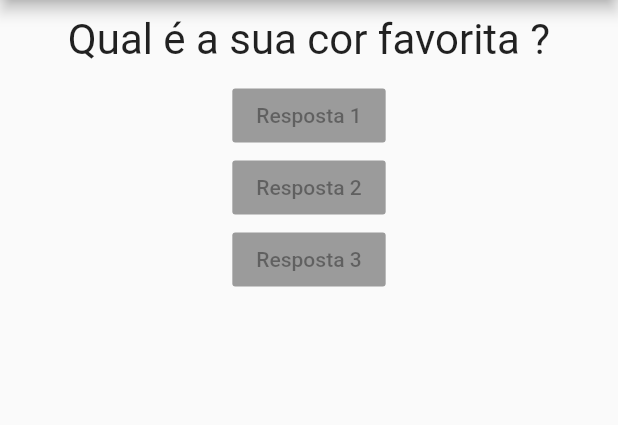
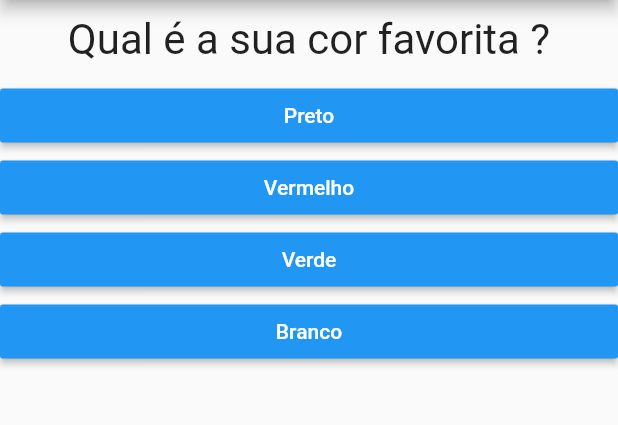
Before and after one commit to angeloconfer/coder_flutter, a Flutter app: the screen it shows after launch, on a phone screen of 412 x 824 dp, the part 84-509 px from its top. Run offline on Flutter 3.47's test engine with Material 2 defaults, Android fonts, the phone set to English and light mode, and no system bars.

Commit message:
projeto_perguntas

```diff
--- a/projeto_perguntas/lib/main.dart
+++ b/projeto_perguntas/lib/main.dart
@@ -1,6 +1,5 @@
 import 'package:flutter/material.dart';
 import 'package:projeto_perguntas/resposta.dart';
-
 import 'questao.dart';
 
 void main() => runApp(PerguntaApp());
@@ -22,10 +21,30 @@ class _PerguntaAppState extends State<PerguntaApp> {
 
   @override
   Widget build(BuildContext context) {
-    final perguntas = [
-      'Qual é a sua cor favorita ?',
-      'Qual é o seu animal favorito ?',
+    final List<Map<String, Object>> perguntas = [
+      {
+        'texto' : 'Qual é a sua cor favorita ?',
+        'respostas' : ['Preto', 'Vermelho', 'Verde', 'Branco'],
+      },
+      {
+        'texto' : 'Qual é a sua animal favorita ?',
+        'respostas' : ['Coelho', 'Cobra', 'Verde', 'Branco'],
+      },
+      {
+        'texto' : 'Qual é a sua instrutor favorito ?',
+        'respostas' : ['Maria', 'Angelo', 'Carol', 'Betina'],
+      },
+
     ];
+
+    // ABORDAGEM DECLARATIVA
+    List<String> respostas = perguntas[_perguntaSelecionada]['respostas'];
+
+    // ABORTAGEM IMPERATIVA
+    // for(var textoResp in respostas) {
+    //   widgets.add(Resposta(textoResp, _responder));
+    // }
+
     return MaterialApp(
       title: 'Flutter Demo',
       theme: ThemeData(
@@ -38,10 +57,8 @@ class _PerguntaAppState extends State<PerguntaApp> {
         ),
         body: Column(
           children: <Widget>[
-            Questao(perguntas[_perguntaSelecionada]),
-            Resposta('Resposta 1'),
-            Resposta('Resposta 2'),
-            Resposta('Resposta 3'),
+            Questao(perguntas[_perguntaSelecionada]['texto']),
+            ...respostas.map((t) => Resposta(t, _responder)).toList(),
           ],
         ),
       ),
--- a/projeto_perguntas/lib/resposta.dart
+++ b/projeto_perguntas/lib/resposta.dart
@@ -2,12 +2,20 @@ import 'package:flutter/material.dart';
 
 class Resposta extends StatelessWidget {
   final String texto;
-  Resposta(this.texto);
+  final void Function() quandoSelecionado;
+
+  Resposta(this.texto, this.quandoSelecionado);
 
   @override
   Widget build(BuildContext context) {
-    return RaisedButton(
-      child: Text(texto),
-      onPressed: null);
+    return Container(
+      width: double.infinity,
+      child: RaisedButton(
+        textColor: Colors.white,
+        color: Colors.blue,
+        child: Text(texto),
+        onPressed: quandoSelecionado,
+      ),
+    );
   }
 }
--- a/projeto_perguntas/pubspec.yaml
+++ b/projeto_perguntas/pubspec.yaml
@@ -14,7 +14,7 @@ description: A new Flutter project.
 version: 1.0.0+1
 
 environment:
-  sdk: ">=2.1.0 <3.0.0"
+  sdk: ">=2.3.0 <3.0.0"
 
 dependencies:
   flutter:
```
